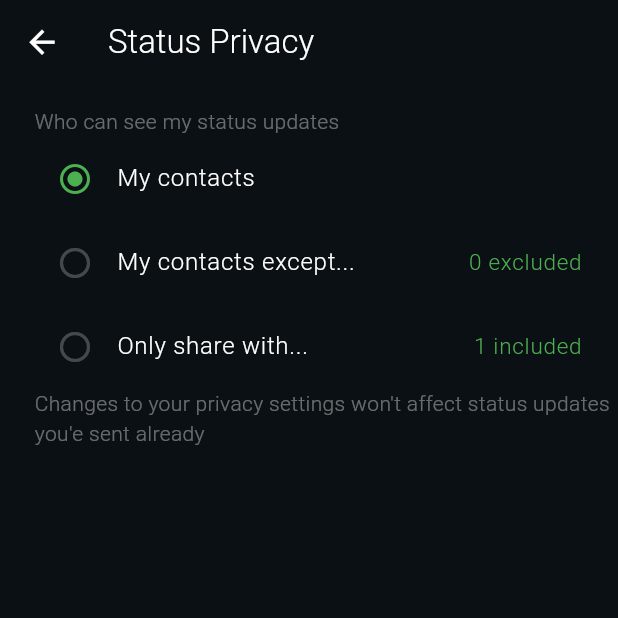
After one commit to kartikkumarofficial/Whatsapp-Clone-Flutter, a Flutter app: the statusp screen opened directly, on a phone screen of 412 x 824 dp, the top half of it. The commit adds this screen. Run offline on Flutter 3.47's test engine with Material 3 defaults, Android fonts, the phone set to English and light mode, and no system bars; our stand-ins replace badges, font_awesome_flutter, get, image_picker.

Commit message:
settings

```diff
--- a/lib/bottomnavigationbar.dart
+++ b/lib/bottomnavigationbar.dart
@@ -2,7 +2,7 @@ import 'package:flutter/material.dart';
 import 'package:whatsappclone/pages/callpage.dart';
 import 'package:whatsappclone/pages/chatspage.dart';
 import 'package:whatsappclone/pages/communitiespage.dart';
-import 'package:whatsappclone/pages/updatespage.dart';
+import 'package:whatsappclone/pages/UpdatesPage/updatespage.dart';
 
 class Homepage extends StatefulWidget {
   const Homepage({super.key});
--- /dev/null
+++ b/lib/pages/UpdatesPage/StatusPrivacy.dart
@@ -0,0 +1,75 @@
+import 'package:flutter/material.dart';
+import 'package:font_awesome_flutter/font_awesome_flutter.dart';
+import 'updatespage.dart';
+
+class statusp extends StatefulWidget {
+  const statusp({super.key});
+
+  @override
+  State<statusp> createState() => _statuspState();
+}
+
+class _statuspState extends State<statusp> {
+  @override
+  Widget build(BuildContext context) {
+
+    var lt=FontWeight.w300;
+
+    var scrh = MediaQuery.of(context).size.height;
+    var scrw = MediaQuery.of(context).size.width;
+
+    return Scaffold(
+      appBar: AppBar(
+        backgroundColor: const Color(0xff0B1014),
+        leading: IconButton(onPressed: (){
+          Navigator.pop(context);
+          MaterialPageRoute(builder: (context)=>Updatespage());
+        }, icon: Icon(Icons.arrow_back,color: Colors.white,size: 25,)),
+        title: Text("Status Privacy",style: TextStyle(color: Colors.white,fontWeight: FontWeight.w300,fontSize: 22),),
+      ),
+      body: Container(
+        width: scrw*1,
+        color: const Color(0xff0B1014),
+        child: Padding(
+          padding: const EdgeInsets.only(top: 15),
+          child: Column(
+            crossAxisAlignment: CrossAxisAlignment.start,
+            children: [
+              Padding(
+                padding: const EdgeInsets.only(left: 23),
+                child: Text("Who can see my status updates",style: TextStyle(color: Colors.white38,fontWeight: FontWeight.w300)),
+              ),
+              Padding(
+                padding: const EdgeInsets.only(left: 22),
+                child: Column(
+                  children: [
+                    ListTile(
+                      leading: Icon(Icons.radio_button_checked,color: Colors.green,),
+                      title: Text("My contacts",style: TextStyle(color: Colors.white,fontWeight: lt),),
+                    ),
+
+                    ListTile(
+                      leading: Icon(Icons.radio_button_off,color: Colors.white24,),
+                      title: Text("My contacts except...",style: TextStyle(color: Colors.white,fontWeight: lt),),
+                      trailing: Text("0 excluded",style: TextStyle(color: Colors.green,fontWeight: lt,fontSize: 15),),
+                    ),
+
+                    ListTile(
+                      leading: Icon(Icons.radio_button_off,color: Colors.white24,),
+                      title: Text("Only share with...",style: TextStyle(color: Colors.white,fontWeight: lt),),
+                      trailing: Text("1 included",style: TextStyle(color: Colors.green,fontWeight: lt,fontSize: 15),),
+                    )
+                  ],
+                ),
+              ),
+              Padding(
+                padding: const EdgeInsets.only(left: 23),
+                child: Text("Changes to your privacy settings won't affect status updates you'e sent already ",style: TextStyle(color: Colors.white38,fontWeight: FontWeight.w300),),
+              )
+            ],
+          ),
+        ),
+      ),
+    );
+  }
+}
--- a/pubspec.yaml
+++ b/pubspec.yaml
@@ -49,6 +49,7 @@ dependencies:
   file_picker: ^8.1.7
   google_fonts: ^6.2.1
   shared_preferences: ^2.4.0
+  font_awesome_flutter: ^10.8.0
 
 
 dev_dependencies:
```
Also changed, not shown: lib/pages/UpdatesPage/CreateChannel.dart (added, +34 -0 lines), lib/pages/UpdatesPage/updatespage.dart (renamed from lib/pages/updatespage.dart, +7 -6 lines), assets/images/channelimage.png (added), pubspec.lock.
